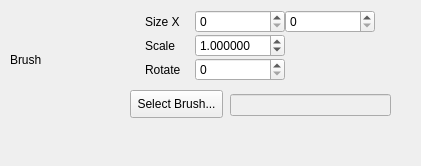
First picture: the form in brickleedit/src/gui/brushmanager/brushdock.ui, repository paarm/bricklebrit, before the edit.
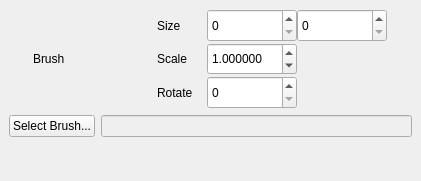
Second picture: the form after the edit.

What changed in the file:
```diff
--- a/brickleedit/src/gui/brushmanager/brushdock.ui
+++ b/brickleedit/src/gui/brushmanager/brushdock.ui
@@ -7,89 +7,44 @@
     <x>0</x>
     <y>0</y>
     <width>421</width>
-    <height>166</height>
+    <height>181</height>
    </rect>
   </property>
   <property name="minimumSize">
    <size>
-    <width>91</width>
-    <height>150</height>
+    <width>332</width>
+    <height>100</height>
    </size>
   </property>
   <property name="windowTitle">
    <string>Brush</string>
   </property>
   <widget class="QWidget" name="dockWidgetContents">
-   <widget class="QLineEdit" name="currentBrush">
-    <property name="enabled">
-     <bool>false</bool>
-    </property>
-    <property name="geometry">
-     <rect>
-      <x>230</x>
-      <y>94</y>
-      <width>161</width>
-      <height>22</height>
-     </rect>
-    </property>
-   </widget>
-   <widget class="QPushButton" name="selectBrush">
-    <property name="geometry">
-     <rect>
-      <x>130</x>
-      <y>90</y>
-      <width>93</width>
-      <height>28</height>
-     </rect>
-    </property>
-    <property name="maximumSize">
-     <size>
-      <width>120</width>
-      <height>16777215</height>
-     </size>
-    </property>
-    <property name="text">
-     <string>Select Brush...</string>
-    </property>
-   </widget>
-   <widget class="QLabel" name="previewImage">
-    <property name="geometry">
-     <rect>
-      <x>10</x>
-      <y>10</y>
-      <width>100</width>
-      <height>100</height>
-     </rect>
-    </property>
-    <property name="minimumSize">
-     <size>
-      <width>100</width>
-      <height>100</height>
-     </size>
-    </property>
-    <property name="maximumSize">
-     <size>
-      <width>100</width>
-      <height>100</height>
-     </size>
-    </property>
-    <property name="text">
-     <string>Brush</string>
-    </property>
-   </widget>
-   <widget class="QWidget" name="layoutWidget">
-    <property name="geometry">
-     <rect>
-      <x>130</x>
-      <y>10</y>
-      <width>261</width>
-      <height>72</height>
-     </rect>
-    </property>
+   <layout class="QVBoxLayout" name="verticalLayout">
+    <item>
     <layout class="QHBoxLayout" name="horizontalLayout">
      <property name="spacing">
       <number>0</number>
      </property>
+      <item>
+       <widget class="QLabel" name="previewImage">
+        <property name="minimumSize">
+         <size>
+          <width>100</width>
+          <height>100</height>
+         </size>
+        </property>
+        <property name="maximumSize">
+         <size>
+          <width>100</width>
+          <height>100</height>
+         </size>
+        </property>
+        <property name="text">
+         <string>Brush</string>
+        </property>
+       </widget>
+      </item>
      <item>
       <layout class="QGridLayout" name="gridLayout">
        <property name="horizontalSpacing">
@@ -107,12 +62,43 @@
           </size>
          </property>
          <property name="text">
-          <string>Size X</string>
+           <string>Size</string>
+          </property>
+         </widget>
+        </item>
+        <item row="2" column="1">
+         <widget class="QSpinBox" name="rotate">
+          <property name="sizePolicy">
+           <sizepolicy hsizetype="Minimum" vsizetype="Minimum">
+            <horstretch>0</horstretch>
+            <verstretch>0</verstretch>
+           </sizepolicy>
+          </property>
+          <property name="maximumSize">
+           <size>
+            <width>90</width>
+            <height>16777215</height>
+           </size>
+          </property>
+          <property name="maximum">
+           <number>9999</number>
+          </property>
+          <property name="singleStep">
+           <number>1</number>
+          </property>
+          <property name="value">
+           <number>0</number>
          </property>
         </widget>
        </item>
        <item row="0" column="1">
         <widget class="QSpinBox" name="sizeX">
+          <property name="sizePolicy">
+           <sizepolicy hsizetype="Minimum" vsizetype="Minimum">
+            <horstretch>0</horstretch>
+            <verstretch>0</verstretch>
+           </sizepolicy>
+          </property>
          <property name="maximumSize">
           <size>
            <width>90</width>
@@ -126,6 +112,12 @@
        </item>
        <item row="0" column="2">
         <widget class="QSpinBox" name="sizeY">
+          <property name="sizePolicy">
+           <sizepolicy hsizetype="Minimum" vsizetype="Minimum">
+            <horstretch>0</horstretch>
+            <verstretch>0</verstretch>
+           </sizepolicy>
+          </property>
          <property name="maximumSize">
           <size>
            <width>90</width>
@@ -139,6 +131,12 @@
        </item>
        <item row="1" column="1">
         <widget class="QDoubleSpinBox" name="scale">
+          <property name="sizePolicy">
+           <sizepolicy hsizetype="Minimum" vsizetype="Minimum">
+            <horstretch>0</horstretch>
+            <verstretch>0</verstretch>
+           </sizepolicy>
+          </property>
          <property name="maximumSize">
           <size>
            <width>90</width>
@@ -156,25 +154,6 @@
          </property>
         </widget>
        </item>
-       <item row="2" column="1">
-        <widget class="QSpinBox" name="rotate">
-         <property name="maximumSize">
-          <size>
-           <width>90</width>
-           <height>16777215</height>
-          </size>
-         </property>
-         <property name="maximum">
-          <number>9999</number>
-         </property>
-         <property name="singleStep">
-          <number>1</number>
-         </property>
-         <property name="value">
-          <number>0</number>
-         </property>
-        </widget>
-       </item>
        <item row="1" column="0">
         <widget class="QLabel" name="label_5">
          <property name="maximumSize">
@@ -204,7 +183,51 @@
       </layout>
      </item>
     </layout>
-   </widget>
+    </item>
+    <item>
+     <layout class="QHBoxLayout" name="horizontalLayout_2">
+      <item>
+       <widget class="QPushButton" name="selectBrush">
+        <property name="sizePolicy">
+         <sizepolicy hsizetype="Minimum" vsizetype="Maximum">
+          <horstretch>0</horstretch>
+          <verstretch>0</verstretch>
+         </sizepolicy>
+        </property>
+        <property name="maximumSize">
+         <size>
+          <width>120</width>
+          <height>16777215</height>
+         </size>
+        </property>
+        <property name="text">
+         <string>Select Brush...</string>
+        </property>
+       </widget>
+      </item>
+      <item>
+       <widget class="QLineEdit" name="currentBrush">
+        <property name="enabled">
+         <bool>false</bool>
+        </property>
+       </widget>
+      </item>
+     </layout>
+    </item>
+    <item>
+     <spacer name="verticalSpacer">
+      <property name="orientation">
+       <enum>Qt::Vertical</enum>
+      </property>
+      <property name="sizeHint" stdset="0">
+       <size>
+        <width>20</width>
+        <height>40</height>
+       </size>
+      </property>
+     </spacer>
+    </item>
+   </layout>
   </widget>
  </widget>
  <resources/>
```
Lines whose indentation alone changed are shown as unchanged.
